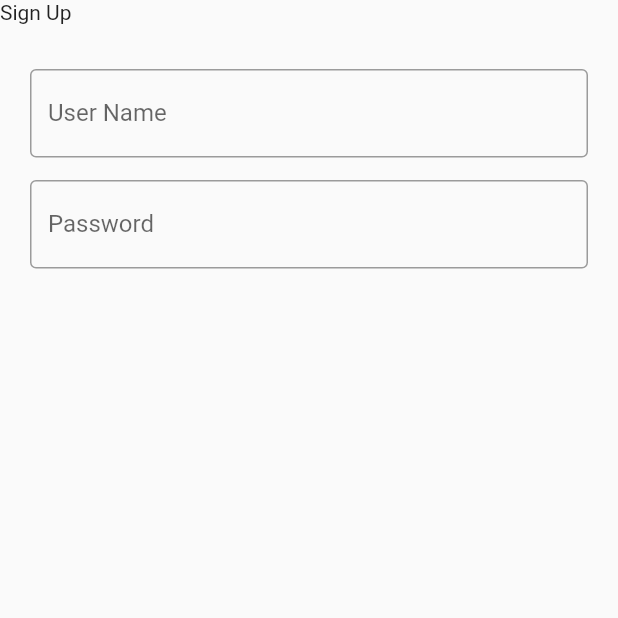
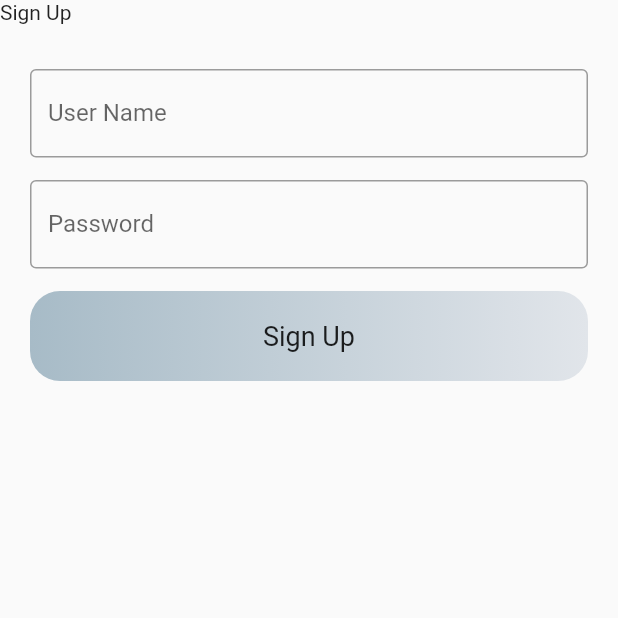
Before and after one commit to midhunkr/ebookstoreapp, a Flutter app: the SignUp screen opened directly, on a phone screen of 412 x 824 dp, the top half of it. Run offline on Flutter 3.47's test engine with Material 2 defaults, Android fonts, the phone set to English and light mode, and no system bars; our stand-ins replace google_fonts, sqflite; accounts and stored records are empty.

Commit message:
second commit

```diff
--- a/lib/screens/signinsignupscrenn.dart
+++ b/lib/screens/signinsignupscrenn.dart
@@ -134,7 +134,7 @@ class _SignInSignUPState extends State<SignInSignUP> {
                           Navigator.push(
                               context,
                               MaterialPageRoute(
-                                  builder: (context) => AdminHome()));
+                                  builder: (context) => SignInSignUP()));
                           // print(user.userId);
                         },
                         child: Container(
--- a/lib/screens/signup.dart
+++ b/lib/screens/signup.dart
@@ -1,3 +1,5 @@
+import 'package:ecommerceapp/db/booksdb.dart';
+import 'package:ecommerceapp/model/user.dart';
 import 'package:flutter/material.dart';
 
 class SignUp extends StatefulWidget {
@@ -44,6 +46,40 @@ class _SignUpState extends State<SignUp> {
                   ),
                 ),
               ),
+              Padding(
+                  padding: EdgeInsets.only(left: 20, right: 20, top: 10),
+                  child: GestureDetector(
+                    onTap: () async {
+                      if (userid != null &&
+                          password != null &&
+                          password != null) {
+                        User user = User(
+                            password: password,
+                            userId: userid,
+                            userType: 'user',
+                            username: username);
+                        BooksDB.booksdbInstance.insertUser(user);
+                      } else {}
+
+                      // print(user.userId);
+                    },
+                    child: Container(
+                      height: 60,
+                      decoration: BoxDecoration(
+                          borderRadius: BorderRadius.circular(20),
+                          gradient: LinearGradient(
+                              begin: Alignment.centerLeft,
+                              end: Alignment.centerRight,
+                              colors: [Color(0xFFa7bbc7), Color(0xFFe1e5ea)])),
+                      child: Center(
+                        child: Text(
+                          'Sign Up',
+                          style: TextStyle(
+                              fontWeight: FontWeight.w400, fontSize: 18),
+                        ),
+                      ),
+                    ),
+                  )),
             ]))
           ],
         ),
```
Also changed, not shown: lib/screens/utils/status_screen.dart (+33 -0 lines).
